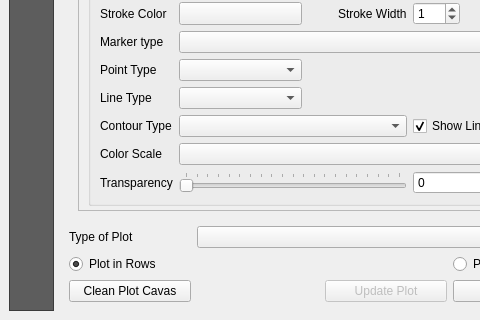
Old version of the form ui/dataplotly_dockwidget_base.ui in the repository ghtmtt/DataPlotly; both pictures show x 0 to 480 and y 304 to 624 of the 593 by 624 pixel window.
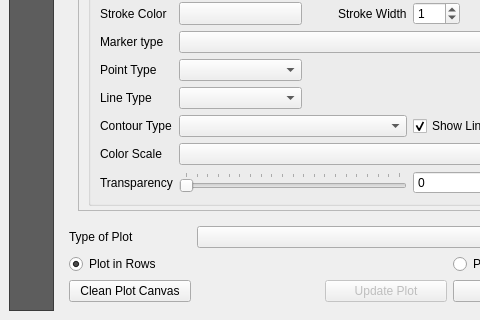
New version of the form. Custom widgets are drawn as their Qt base class.

```diff
--- a/ui/dataplotly_dockwidget_base.ui
+++ b/ui/dataplotly_dockwidget_base.ui
@@ -757,7 +757,7 @@
           <item row="2" column="0">
            <widget class="QPushButton" name="clear_btn">
             <property name="text">
-             <string>Clean Plot Cavas</string>
+             <string>Clean Plot Canvas</string>
             </property>
            </widget>
           </item>
```
